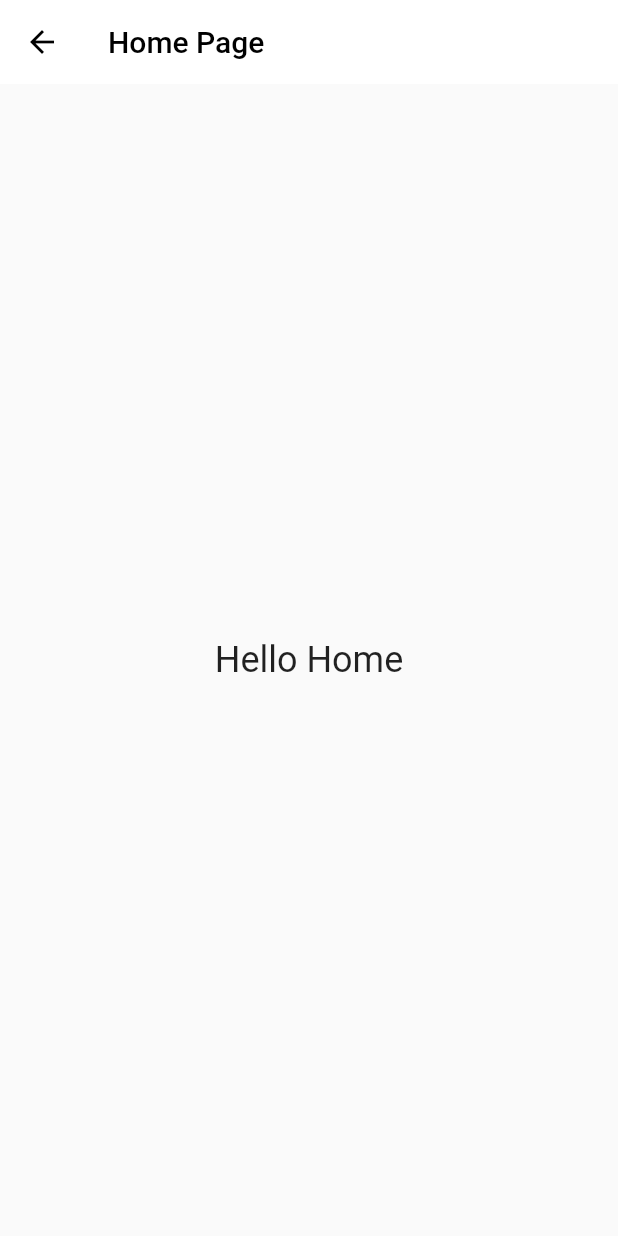
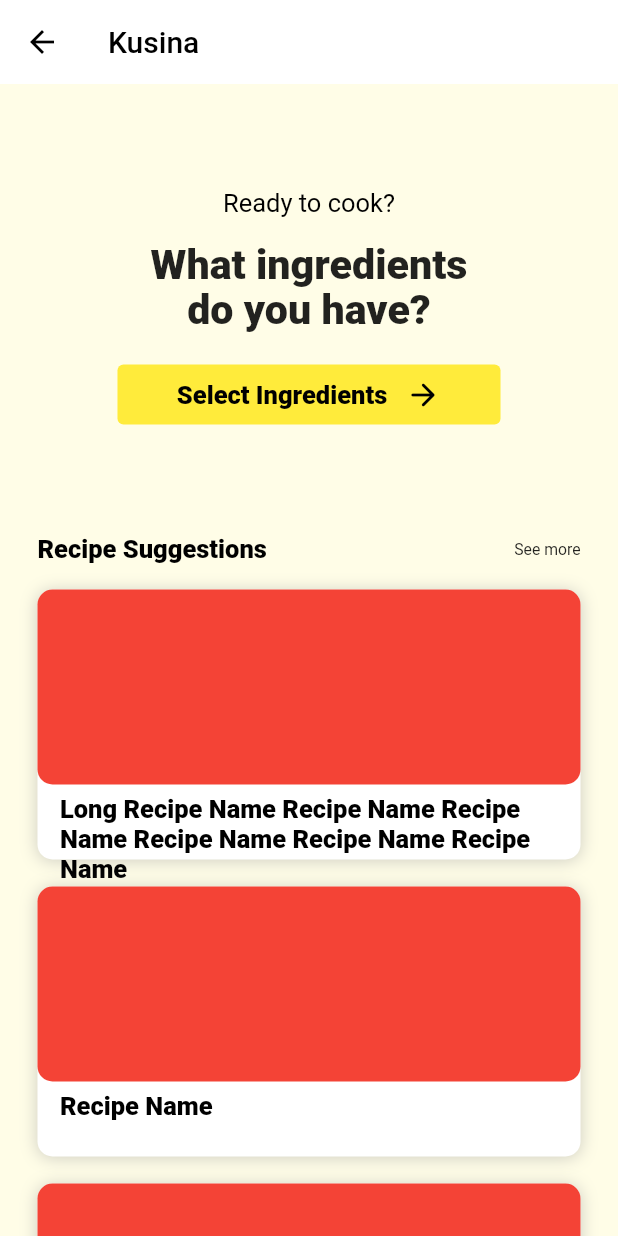
Before and after one commit to Alessa-Gillespie/Kusina-App, a Flutter app: the HomePageScreen screen opened by its route, on a phone screen of 412 x 824 dp. Run offline on Flutter 3.47's test engine with Material 2 defaults, Android fonts, the phone set to English and light mode, and no system bars.

Commit message:
1. created UI for home page 2. created recipe_block.dart 3. created rounded_button.dart

```diff
--- a/lib/main.dart
+++ b/lib/main.dart
@@ -1,4 +1,8 @@
 /*
+
+//TODO: create theme for app (color scheme, font styles and size) which will be used in all pages
+
+//TODO: import Roboto font family
 
 Code Notes:
 
--- /dev/null
+++ b/lib/recipe_block.dart
@@ -0,0 +1,53 @@
+//TODO: make recipe block responsive to text length (text height changes but image height stays the same)
+import 'package:flutter/material.dart';
+
+//style from home page screen
+const kNormalBoldTextStyle = TextStyle(
+  fontSize: 16.99,
+  color: Colors.black,
+  fontWeight: FontWeight.w800,
+);
+
+class RecipeBlock extends StatelessWidget {
+  RecipeBlock({required this.child, required this.text, this.onPress, this.color});
+
+  final String? text;
+  final Color? color;
+  final Widget child;
+  final Function()? onPress;
+
+  @override
+  Widget build(BuildContext context) {
+    return  GestureDetector(
+      onTap: onPress,
+      child: Container(
+          height: 180,
+          margin: EdgeInsets.only(bottom: 18),
+          decoration: BoxDecoration(
+              color: color,
+              borderRadius: BorderRadius.circular(10.0),
+              boxShadow:  [
+                BoxShadow(
+                  color: Colors.grey.withOpacity(0.5),
+                  blurRadius: 9,
+                  offset: Offset(0, 1), // changes position of shadow
+                ),
+              ]
+          ),
+          child: Column(
+            crossAxisAlignment: CrossAxisAlignment.start,
+            children: [
+              child,
+              Padding(
+                padding: const EdgeInsets.fromLTRB(15,6,15,6),
+                child: Text(
+                  text!,
+                  style: kNormalBoldTextStyle,
+                ),
+              ),
+            ],
+          )
+      ),
+    );
+  }
+}
--- /dev/null
+++ b/lib/rounded_button.dart
@@ -0,0 +1,46 @@
+import 'package:flutter/material.dart';
+
+const kButtonTextStyle = TextStyle(
+  fontSize: 16.99,
+  fontWeight: FontWeight.w800,
+  color: Colors.black,
+);
+
+class RoundedButton extends StatelessWidget {
+  RoundedButton({ required this.text, this.icon, this.onPress, this.color});
+
+  final String? text;
+  final IconData? icon;
+  final Function()? onPress;
+  final Color? color;
+
+  @override
+  Widget build(BuildContext context) {
+    return SizedBox(
+      width: double.infinity,
+      child: TextButton(
+        onPressed: onPress,
+        style: TextButton.styleFrom(
+          //button color
+          backgroundColor: color,
+        ),
+        child: Row(
+          mainAxisAlignment: MainAxisAlignment.center,
+          children: [
+            Text(
+                text!, //button text
+                style: kButtonTextStyle
+            ),
+            SizedBox(
+              width: 12,
+            ),
+            Icon(
+              icon, //button icon at the right
+              color: Colors.black,
+            ),
+          ],
+        ),
+      ),
+    );
+  }
+}
--- a/lib/screens/home_page_screen.dart
+++ b/lib/screens/home_page_screen.dart
@@ -1,20 +1,158 @@
-//heather wuz here
 import 'package:flutter/material.dart';
+import 'package:kusina_app_v3/recipe_block.dart';
+import 'package:kusina_app_v3/rounded_button.dart';
 
-class HomePageScreen extends StatelessWidget {
+//for headings etc.
+const kBigBoldTextStyle = TextStyle(
+  fontSize: 27.49,
+  fontWeight: FontWeight.w800,
+  height: 1.1,
+);
+
+//default font size and weight
+const kNormalTextStyle = TextStyle(
+  fontSize: 16.99,
+  color: Colors.black,
+);
+
+const kNormalBoldTextStyle = TextStyle(
+  fontSize: 16.99,
+  color: Colors.black,
+  fontWeight: FontWeight.w800,
+);
+
+const kSeeMoreTextStyle = TextStyle(
+  fontSize: 10.5,
+);
+
+//background color
+const backgroundColor = Color(0xFFFFFDE7);
+
+const spaceBetweenTextAndBlock = 17;
+
+const spaceBetweenRecipeBlocks = 18;
+
+const kInactiveButtonColor = Colors.yellow;
+
+const kActiveButtonColor = Colors.black;
+
+class HomePageScreen extends StatefulWidget {
+  @override
+  _HomePageScreenState createState() => _HomePageScreenState();
+}
+
+class _HomePageScreenState extends State<HomePageScreen> {
+  //TEMPORARY CONTAINER PLACEHOLDER FOR IMAGE
+  Container placeholder = Container(
+    //put image widget here instead of container
+    height: 130,
+    decoration: BoxDecoration(
+      color: Colors.red,
+      borderRadius: BorderRadius.circular(
+          10.0), //TODO: Fix border radius border between container/image and text should be 0
+    ),
+  );
+
+  //if button is pressed, it will change its color
+  bool isButtonPressed = false;
+
   @override
   Widget build(BuildContext context) {
     return Scaffold(
+      backgroundColor: backgroundColor,
       appBar: AppBar(
-        title: Text('Home Page'),
-          backgroundColor: Colors.white,
+        //TODO: edit the header (add color, change font style)
+        title: Text('Kusina'),
       ),
-      body: Align(
-        alignment: Alignment.center, // Change this to move the text
-        child: Text(
-          'Hello Home',
-          style: TextStyle(fontSize: 24),
-        ),
+      body: ListView(
+        children: <Widget>[
+          Container(
+            height: 300,
+            child: Padding(
+              padding: const EdgeInsets.fromLTRB(78.32, 0, 78.32, 0),
+              child: Column(
+                mainAxisAlignment: MainAxisAlignment.center,
+                children: <Widget>[
+                  Text(
+                    'Ready to cook?',
+                    style: kNormalTextStyle,
+                  ),
+                  SizedBox(
+                    height: 17,
+                  ),
+                  Text('What ingredients \ndo you have?',
+                      textAlign: TextAlign.center, style: kBigBoldTextStyle),
+                  SizedBox(
+                    height: 17,
+                  ),
+                  RoundedButton(
+                    text: 'Select Ingredients',
+                    icon: Icons.arrow_forward_rounded,
+                    color: isButtonPressed == false
+                        ? kInactiveButtonColor
+                        : kActiveButtonColor,
+                    onPress: () {
+                      setState(() {
+                        isButtonPressed =
+                            isButtonPressed == false ? true : false;
+                      });
+                      print(isButtonPressed);
+                    },
+                  )
+                ],
+              ),
+            ),
+          ),
+          Padding(
+            padding: const EdgeInsets.fromLTRB(25, 0, 25, 25),
+            child: Expanded(
+              child: Column(
+                children: <Widget>[
+                  Row(
+                    mainAxisAlignment: MainAxisAlignment.spaceBetween,
+                    children: <Text>[
+                      Text(
+                        'Recipe Suggestions',
+                        style: kNormalBoldTextStyle,
+                      ),
+                      Text('See more', style: kSeeMoreTextStyle),
+                    ],
+                  ),
+                  SizedBox(
+                    height: 17, //spaceBetweenTextAndBlock
+                  ),
+                  RecipeBlock(
+                    child: placeholder,
+                    //recipe's image
+                    text:
+                        'Long Recipe Name Recipe Name Recipe Name Recipe Name Recipe Name Recipe Name',
+                    //recipe's name
+                    color: Colors.white,
+                    onPress: () {
+                      //TODO: direct to recipe instruction page
+                    },
+                  ),
+                  RecipeBlock(
+                    child: placeholder,
+                    text: 'Recipe Name',
+                    color: Colors.white,
+                    onPress: () {
+                      //TODO: direct to recipe instruction page
+                    },
+                  ),
+                  RecipeBlock(
+                    child: placeholder,
+                    text: 'Recipe Name',
+                    color: Colors.white,
+                    onPress: () {
+                      //TODO: direct to recipe instruction page
+                    },
+                  ),
+                ],
+              ),
+            ),
+          ),
+        ],
       ),
     );
   }
```
Also changed, not shown: pubspec.lock.
